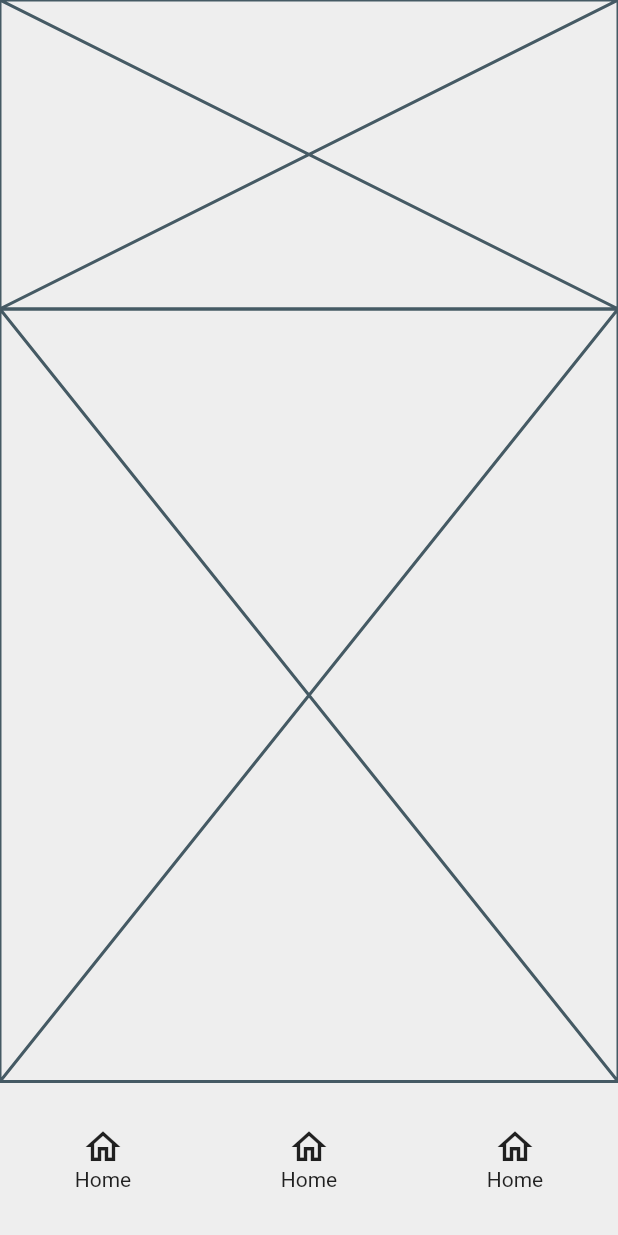
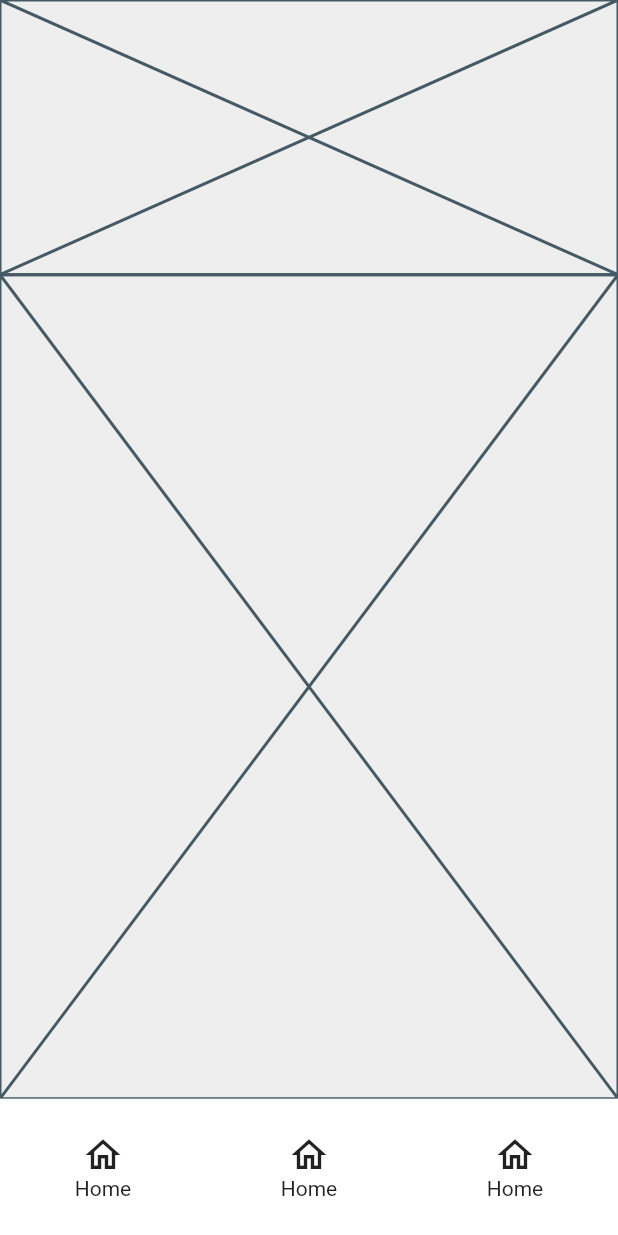
Before and after one commit to JAICHANGPARK/flutter_notebook_11th_story, a Flutter app: the screen it shows after launch, on a phone screen of 412 x 824 dp. Run offline on Flutter 3.47's test engine with Material 2 defaults, Android fonts, the phone set to English and light mode, and no system bars; our stand-ins replace backdrop, badges, flutter_inner_drawer, flutter_slidable, flutter_swiper, google_fonts.

Commit message:
Update food_home_page.dart

```diff
--- a/lib/ep744_food_app/ui/food_home_page.dart
+++ b/lib/ep744_food_app/ui/food_home_page.dart
@@ -16,10 +16,13 @@ class _FoodHomePageState extends State<FoodHomePage> {
         child: Column(
           children: [
             Expanded(flex: 4, child: Placeholder()),
-            Expanded(flex: 10, child: Placeholder()),
+            Expanded(flex: 12, child: Placeholder()),
             Expanded(
                 flex: 2,
                 child: Container(
+                  decoration: BoxDecoration(
+                    color: Colors.white,
+                  ),
                   child: Row(
                     mainAxisAlignment: MainAxisAlignment.spaceAround,
                     children: [
```
